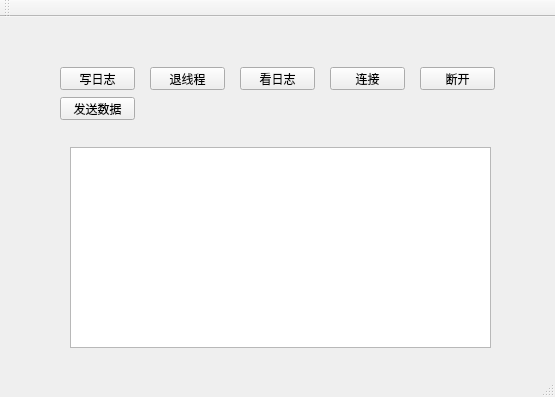
Before: the Qt Designer form FuturePmsSolution/PlatformCentralClient/mainwindow.ui in Anne081031/WinParkUI, drawn with Qt 5.
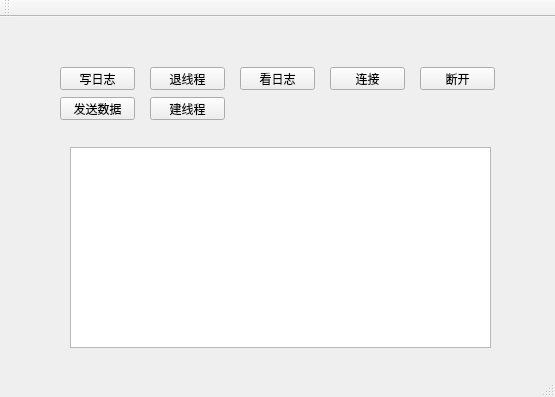
After: the same form once the commit is applied.

```diff
--- a/FuturePmsSolution/PlatformCentralClient/mainwindow.ui
+++ b/FuturePmsSolution/PlatformCentralClient/mainwindow.ui
@@ -102,6 +102,19 @@
      </rect>
     </property>
    </widget>
+   <widget class="QPushButton" name="pushButton_7">
+    <property name="geometry">
+     <rect>
+      <x>150</x>
+      <y>80</y>
+      <width>75</width>
+      <height>23</height>
+     </rect>
+    </property>
+    <property name="text">
+     <string>建线程</string>
+    </property>
+   </widget>
   </widget>
   <widget class="QMenuBar" name="menuBar">
    <property name="geometry">
```
